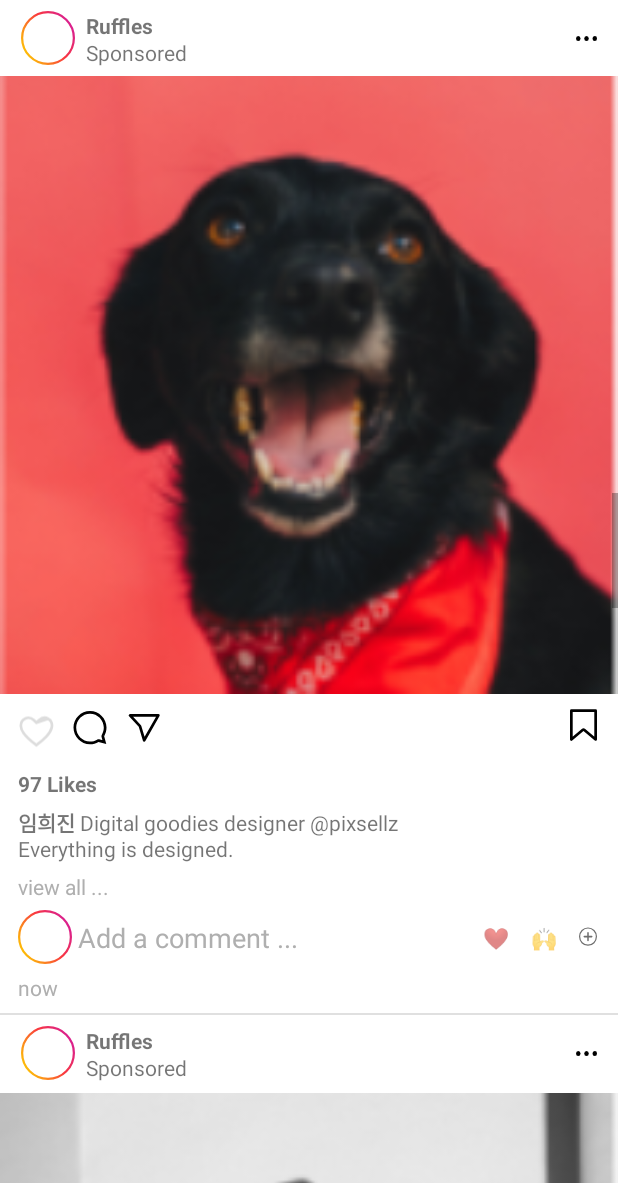
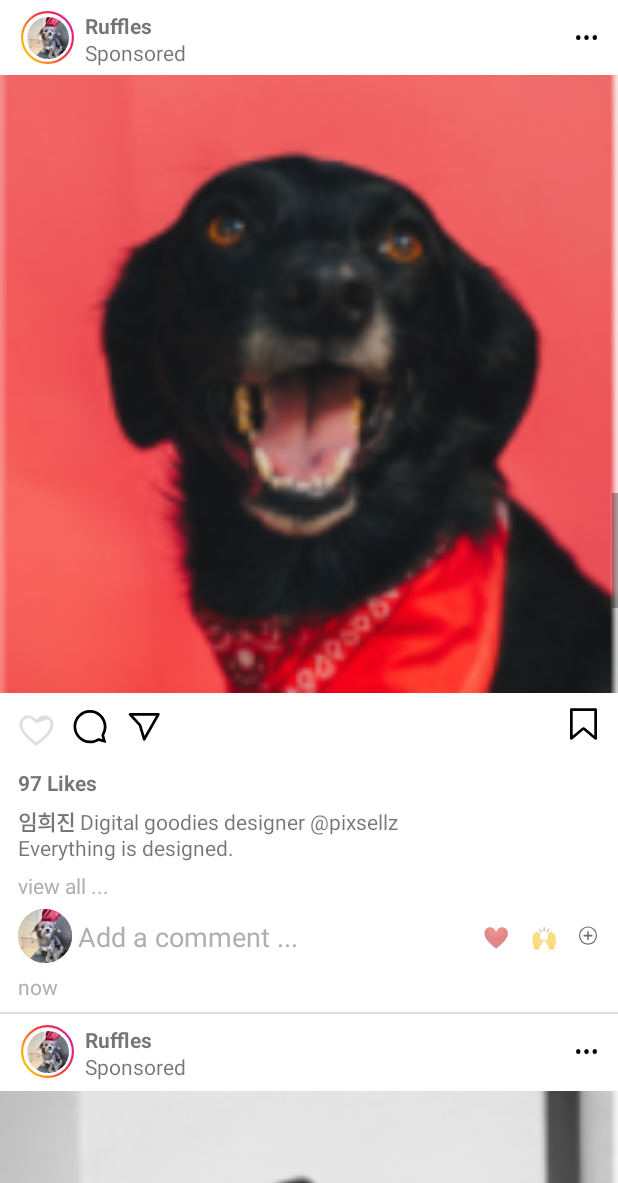
Before and after one commit to Chapter-3-2-Android/SNS-APP, an Android app: the DetailActivity screen opened directly, with no data from a screen before it, on a phone screen of 412 x 824 dp, the part 53-1236 px from its top. Run offline under Robolectric (Android 15) with nearby library versions, the phone set to English and light mode, and no system bars.

Commit message:
add: clipToOutline 프로필 이미지 추가, setData 로직 추가필요

```diff
--- /dev/null
+++ b/app/src/main/res/drawable/clip_img_profile.xml
@@ -0,0 +1,8 @@
+<?xml version="1.0" encoding="utf-8"?>
+<shape xmlns:android="http://schemas.android.com/apk/res/android"
+    android:shape="oval">
+    <solid android:color="@android:color/transparent" />
+    <stroke
+        android:width="1dp"
+        android:color="@android:color/transparent" />
+</shape>
--- a/app/src/main/res/layout/item_detail_listview.xml
+++ b/app/src/main/res/layout/item_detail_listview.xml
@@ -15,9 +15,9 @@
 
         <!-- post image 위 -->
         <ImageView
-            android:id="@+id/iv_profileImage"
-            android:layout_width="wrap_content"
-            android:layout_height="wrap_content"
+            android:id="@+id/iv_profileImage_ring"
+            android:layout_width="35dp"
+            android:layout_height="35dp"
             android:src="@drawable/story_ring"
             app:layout_constraintStart_toStartOf="parent"
             app:layout_constraintTop_toTopOf="parent"
@@ -25,13 +25,27 @@
             android:layout_marginStart="14dp"
             android:layout_marginTop="7dp"/>
 
+        <ImageView
+            android:id="@+id/iv_profileImage"
+            app:layout_constraintTop_toTopOf="@id/iv_profileImage_ring"
+            app:layout_constraintBottom_toBottomOf="@id/iv_profileImage_ring"
+            app:layout_constraintStart_toStartOf="@id/iv_profileImage_ring"
+            app:layout_constraintEnd_toEndOf="@id/iv_profileImage_ring"
+            android:layout_width="28dp"
+            android:layout_height="28dp"
+            android:src="@drawable/img_profile2"
+            android:scaleType="centerCrop"
+            android:clipToOutline="true"
+            android:outlineProvider="background"
+            android:background="@drawable/clip_img_profile" />
+
         <TextView
             android:id="@+id/tv_sponsor"
             android:layout_width="wrap_content"
             android:layout_height="wrap_content"
             android:text="@string/detail_sponsor"
-            app:layout_constraintStart_toEndOf="@id/iv_profileImage"
-            app:layout_constraintTop_toTopOf="@id/iv_profileImage"
+            app:layout_constraintStart_toEndOf="@id/iv_profileImage_ring"
+            app:layout_constraintTop_toTopOf="@id/iv_profileImage_ring"
             android:layout_marginStart="7dp"/>
 
         <ImageView
@@ -51,7 +65,7 @@
             android:src="@drawable/img_main"
             app:layout_constraintDimensionRatio="1"
             app:layout_constraintStart_toStartOf="parent"
-            app:layout_constraintTop_toBottomOf="@id/iv_profileImage"
+            app:layout_constraintTop_toBottomOf="@id/iv_profileImage_ring"
             android:layout_marginTop="7dp"/>
 
     </androidx.constraintlayout.widget.ConstraintLayout>
@@ -149,7 +163,7 @@
             android:textColor="@color/gray"/>
 
         <ImageView
-            android:id="@+id/iv_commentProfile"
+            android:id="@+id/iv_commentProfile_ring"
             android:layout_width="wrap_content"
             android:layout_height="wrap_content"
             android:src="@drawable/story_ring"
@@ -157,14 +171,27 @@
             app:layout_constraintTop_toBottomOf="@id/tv_viewNum"
             android:layout_marginTop="6dp"/>
 
+        <ImageView
+            android:id="@+id/iv_commentProfile_img"
+            app:layout_constraintTop_toTopOf="@id/iv_commentProfile_ring"
+            app:layout_constraintBottom_toBottomOf="@id/iv_commentProfile_ring"
+            app:layout_constraintStart_toStartOf="@id/iv_commentProfile_ring"
+            app:layout_constraintEnd_toEndOf="@id/iv_commentProfile_ring"
+            android:layout_width="0dp"
+            android:layout_height="0dp"
+            android:src="@drawable/img_profile2"
+            android:scaleType="centerCrop"
+            android:clipToOutline="true"
+            android:outlineProvider="background"
+            android:background="@drawable/clip_img_profile" />
         <EditText
             android:id="@+id/et_comment"
             android:layout_width="0dp"
             android:layout_height="wrap_content"
             android:hint="@string/detail_etHint"
-            app:layout_constraintBottom_toBottomOf="@id/iv_commentProfile"
-            app:layout_constraintStart_toEndOf="@id/iv_commentProfile"
-            app:layout_constraintTop_toTopOf="@id/iv_commentProfile"
+            app:layout_constraintBottom_toBottomOf="@id/iv_commentProfile_ring"
+            app:layout_constraintStart_toEndOf="@id/iv_commentProfile_ring"
+            app:layout_constraintTop_toTopOf="@id/iv_commentProfile_ring"
             app:layout_constraintEnd_toStartOf="@id/tv_textHeart"
             android:background="@null"
             android:layout_marginStart="4dp"
@@ -176,8 +203,8 @@
             android:layout_width="wrap_content"
             android:layout_height="wrap_content"
             android:text="@string/text_heart"
-            app:layout_constraintBottom_toBottomOf="@id/iv_commentProfile"
-            app:layout_constraintTop_toTopOf="@id/iv_commentProfile"
+            app:layout_constraintBottom_toBottomOf="@id/iv_commentProfile_ring"
+            app:layout_constraintTop_toTopOf="@id/iv_commentProfile_ring"
             app:layout_constraintEnd_toStartOf="@id/tv_textClip"
             android:layout_marginEnd="14dp"/>
 
@@ -187,17 +214,17 @@
             android:layout_width="wrap_content"
             android:layout_height="wrap_content"
             android:text="@string/text_clip"
-            app:layout_constraintBottom_toBottomOf="@id/iv_commentProfile"
+            app:layout_constraintBottom_toBottomOf="@id/iv_commentProfile_ring"
             app:layout_constraintEnd_toStartOf="@id/iv_commentAddreaction"
-            app:layout_constraintTop_toTopOf="@id/iv_commentProfile"
+            app:layout_constraintTop_toTopOf="@id/iv_commentProfile_ring"
             android:layout_marginEnd="14dp"/>
 
         <ImageView
             android:id="@+id/iv_commentAddreaction"
             android:layout_width="wrap_content"
             android:layout_height="wrap_content"
-            app:layout_constraintBottom_toBottomOf="@id/iv_commentProfile"
-            app:layout_constraintTop_toTopOf="@id/iv_commentProfile"
+            app:layout_constraintBottom_toBottomOf="@id/iv_commentProfile_ring"
+            app:layout_constraintTop_toTopOf="@id/iv_commentProfile_ring"
             app:layout_constraintEnd_toEndOf="@id/iv_bookMark"
             android:src="@drawable/ic_text_addreaction"/>
 
@@ -207,7 +234,7 @@
             android:layout_width="wrap_content"
             android:layout_height="wrap_content"
             app:layout_constraintStart_toStartOf="@id/tv_postContent"
-            app:layout_constraintTop_toBottomOf="@id/iv_commentProfile"
+            app:layout_constraintTop_toBottomOf="@id/iv_commentProfile_ring"
             app:layout_constraintBottom_toBottomOf="parent"
             android:text="@string/detail_ago"
             android:textColor="@color/gray"
```
